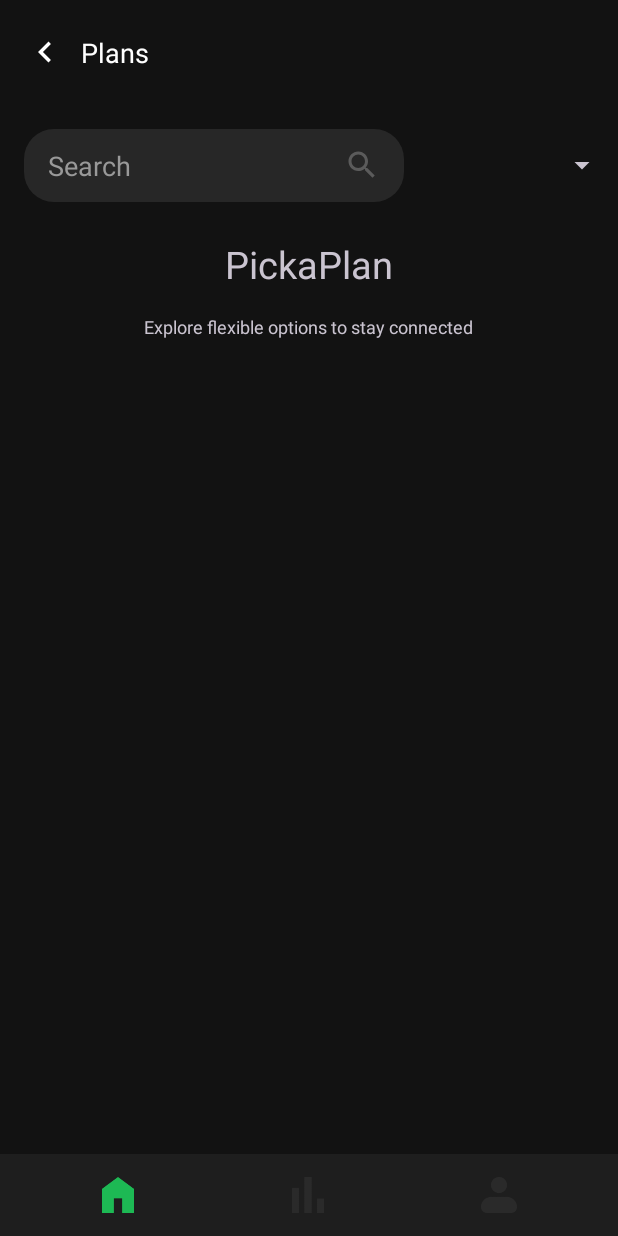
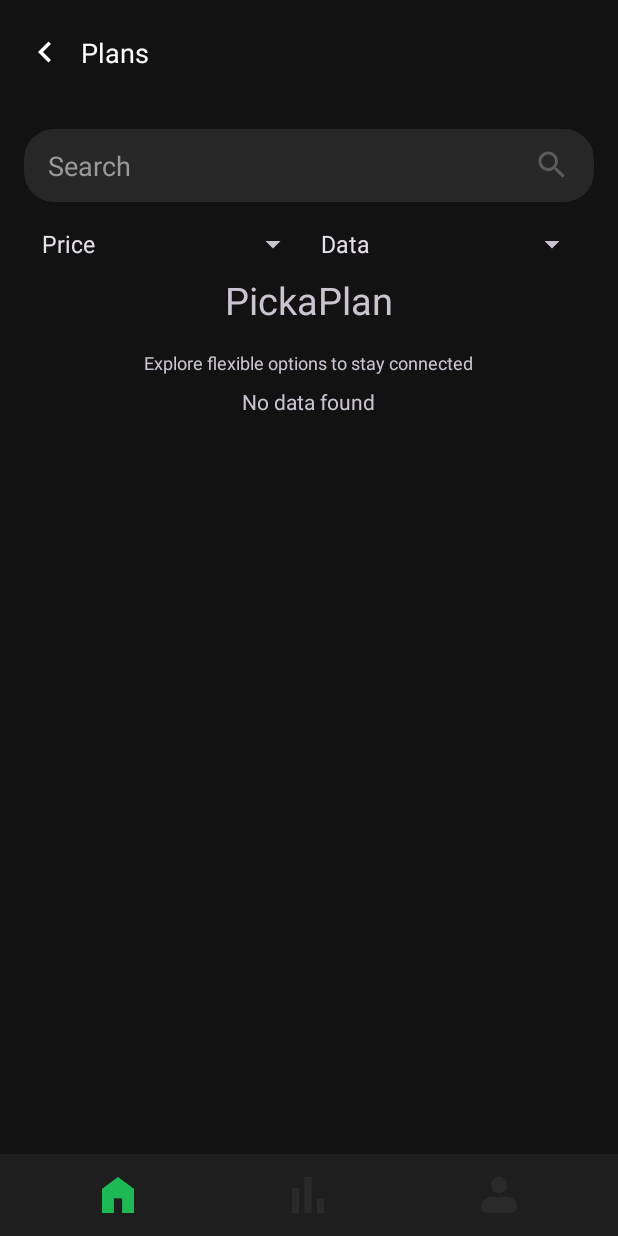
Before and after one commit to yash-a11y/PickAPlan, an Android app: the Plans screen opened directly, with no data from a screen before it, on a phone screen of 412 x 824 dp. Run offline under Robolectric (Android 15) with nearby library versions, the phone set to English and light mode, and no system bars; our stand-ins replace Firebase (no records; nobody signed in at launch, a user with empty details on screens opened directly); 1 statement that could not run was skipped.

Commit message:
new spinner

```diff
--- a/app/src/main/java/com/example/pickaplan/Plans.java
+++ b/app/src/main/java/com/example/pickaplan/Plans.java
@@ -68,12 +68,14 @@ import retrofit2.Callback;
 import retrofit2.Response;
 
 public class Plans extends AppCompatActivity
-        implements AdapterView.OnItemSelectedListener{
+        implements AdapterView.OnItemSelectedListener {
 
     private AVLTree tree;
 
     private SearchFrequencyTracker tracker;
     private RecyclerView plans;
+
+    List<planData> prvPlans = new ArrayList<>();
     private RecyclerView searchRV;
     private Intent intent;
     private int oprator;
@@ -97,6 +99,7 @@ public class Plans extends AppCompatActivity
     private TextView notFound;
 
     private SuggestionsAdapter searchAdp;
+    private LinearLayout spinnertab;
 
     private String  topsrch = "";
 
@@ -105,6 +108,8 @@ public class Plans extends AppCompatActivity
 
 
     private Spinner priceSorter;
+    private Spinner connectivity;
+    private Spinner GB;
 
 
     private   plansAdapter adpater;
@@ -116,6 +121,7 @@ public class Plans extends AppCompatActivity
         setContentView(R.layout.activity_plans);
 
         searchRV = findViewById(R.id.searchRV);
+        spinnertab = findViewById(R.id.spinner_tab);
 
         // Initialize Firebase
         FirebaseDatabase database = FirebaseDatabase.getInstance();
@@ -123,6 +129,7 @@ public class Plans extends AppCompatActivity
 
 
         priceSorter  = findViewById(R.id.simpleSpinner);
+        GB = findViewById(R.id.GBspinner);
 
 
         mobilePlans = getIntent().getParcelableArrayListExtra("planData");
@@ -172,6 +179,14 @@ public class Plans extends AppCompatActivity
         adapter.setDropDownViewResource(android.R.layout.simple_spinner_dropdown_item);
         // Apply the adapter to the spinner
         priceSorter.setAdapter(adapter);
+
+
+        GB.setOnItemSelectedListener(this);
+        ArrayAdapter<CharSequence> adapterGB = ArrayAdapter.createFromResource(this,
+                R.array.GBA, android.R.layout.simple_spinner_item);
+        adapter.setDropDownViewResource(android.R.layout.simple_spinner_dropdown_item);
+        // Apply the adapter to the spinner
+        GB.setAdapter(adapterGB);
         //
 
         if(!topSearch.isEmpty())
@@ -238,6 +253,7 @@ public class Plans extends AppCompatActivity
 
                 hideViewWithAnimation(searchRV);
                 hideViewWithAnimation(searchBar);
+                hideViewWithAnimation(spinnertab);
 
 //                options.setVisibility(View.GONE);
 
@@ -274,6 +290,7 @@ public class Plans extends AppCompatActivity
             searchBar.setVisibility(View.GONE);
             searchRV.setVisibility(View.GONE
             );
+
 
             plans.setLayoutManager(new LinearLayoutManager(this, LinearLayoutManager.VERTICAL,false));
 
@@ -735,27 +752,77 @@ public class Plans extends AppCompatActivity
     @Override
     public void onItemSelected(AdapterView<?> parent, View view, int position, long id) {
         String item = parent.getItemAtPosition(position).toString();
-        switch (position)
-        {
-            case 1:
-            {
+        if(prvPlans.isEmpty()) prvPlans = mobilePlans;
+        if (parent.getId() == R.id.simpleSpinner) {
+            switch (position) {
+                case 1: {
                     Log.d("dataB", mobilePlans.get(0).getPlanName());
                     sortPlansByPriceAscending(mobilePlans);
                     Log.d("dataA", mobilePlans.get(0).getPrice());
                     updateRecyclerView(mobilePlans);
                     Toast.makeText(parent.getContext(), "Selected: " + item, Toast.LENGTH_LONG).show();
+                    break;
                 }
-            break;
-            case 2:
-            {
+                case 2: {
                     Log.d("dataB", mobilePlans.get(0).getPlanName());
                     sortPlansByPriceDescending(mobilePlans);
                     Log.d("dataA", mobilePlans.get(0).getPrice());
                     updateRecyclerView(mobilePlans);
                     Toast.makeText(parent.getContext(), "Selected: " + item, Toast.LENGTH_LONG).show();
+                    break;
+                }
+            }
+        } else if (parent.getId() == R.id.GBspinner) {
+            mobilePlans = prvPlans;
+            switch (position) {
+
+                case 1: {
+
+                    mobilePlans = patternFind.searchResults(mobilePlans, "\\b(([1-9][0-9]{2,3}|1000)\\s?[mM][bB]|1\\s?[gG][bB])\\b");
+                    updateRecyclerView(mobilePlans);
+                    Toast.makeText(parent.getContext(), "Selected: " + item, Toast.LENGTH_LONG).show();
+
                 }
                 break;
+                case 2: {
+
+                    mobilePlans = patternFind.searchResults(mobilePlans, "\\b([1-9]|[0-9]|30)\\s?[gG][bB]\\b");
+                    updateRecyclerView(mobilePlans);
+                    Toast.makeText(parent.getContext(), "Selected: " + item, Toast.LENGTH_LONG).show();
+
                 }
+                break;
+                case 3: {
+
+                    mobilePlans = patternFind.searchResults(mobilePlans, "\\b(3[0-9]|[0-9]|60)\\s?[gG][bB]\\b");
+                    updateRecyclerView(mobilePlans);
+                    Toast.makeText(parent.getContext(), "Selected: " + item, Toast.LENGTH_LONG).show();
+
+                }
+                break;
+                case 4: {
+
+                    mobilePlans = patternFind.searchResults(mobilePlans, "\\b(6[1-9]|789[0-9]|100)\\s?[gG][bB]\\b");
+                    updateRecyclerView(mobilePlans);
+                    Toast.makeText(parent.getContext(), "Selected: " + item, Toast.LENGTH_LONG).show();
+
+                }
+                break;
+                case 5: {
+
+                    mobilePlans = patternFind.searchResults(mobilePlans, "\\b(11\n[0-9]|12[0-9]|1[3-9][0-9]|[2-9][0-9]{2,})\\s?[gG][bB]\\b");
+                    updateRecyclerView(mobilePlans);
+                    Toast.makeText(parent.getContext(), "Selected: " + item, Toast.LENGTH_LONG).show();
+
+                }
+                break;
+
+            }
+
+
+        }
+// Add more else if blocks for other spinners as needed
+
     }
     @Override
     public void onNothingSelected(AdapterView<?> parent) {
@@ -845,5 +912,7 @@ public class Plans extends AppCompatActivity
     }
 
 
+
+
     //
 }
--- a/app/src/main/res/layout/activity_plans.xml
+++ b/app/src/main/res/layout/activity_plans.xml
@@ -54,12 +54,12 @@
    <LinearLayout
        android:layout_width="match_parent"
        android:layout_height="wrap_content"
-       android:orientation="horizontal">
+       android:orientation="vertical">
     <EditText
         android:id="@+id/search_bar"
-        android:layout_width="0dp"
+        android:layout_width="match_parent"
         android:layout_height="wrap_content"
-        android:layout_weight="1"
+
         android:hint="Search"
         android:padding="12dp"
         android:background="@drawable/searchbar_shape"
@@ -72,12 +72,26 @@
         android:singleLine="true"
         android:imeOptions="actionSearch"/>
 
+       <LinearLayout
+           android:id="@+id/spinner_tab"
+           android:layout_width="match_parent"
+           android:layout_height="wrap_content"
+           android:orientation="horizontal"
+           android:paddingLeft="20dp"
+           android:paddingRight="20dp">
        <Spinner
            android:layout_gravity="center"
            android:id="@+id/simpleSpinner"
            android:layout_width="0dp"
-           android:layout_weight="0.5"
+           android:layout_weight="1"
            android:layout_height="wrap_content" />
+           <Spinner
+               android:layout_gravity="center"
+               android:id="@+id/GBspinner"
+               android:layout_width="0dp"
+               android:layout_weight="1"
+               android:layout_height="wrap_content" />
+         </LinearLayout>
 
 
    </LinearLayout>
@@ -146,6 +160,12 @@
                 android:layout_height="match_parent"
                 android:orientation="vertical"
                 android:gravity="center_horizontal">
+                <TextView
+                    android:layout_width="wrap_content"
+                    android:layout_height="match_parent"
+                    android:text="No data found"
+
+                    />
 
                 <androidx.recyclerview.widget.RecyclerView
                     android:id="@+id/plan_view"
--- /dev/null
+++ b/app/src/main/res/values/spinnerGB.xml
@@ -0,0 +1,11 @@
+<?xml version="1.0" encoding="utf-8"?>
+<resources>
+    <string-array name="GBA">
+        <item>Data</item>
+        <item>100 MB-1GB/Mo</item>
+        <item>1GB-30GB/Mo</item>
+        <item>30GB-60GB/Mo</item>
+        <item>60GB-100GB/Mo</item>
+        <item>>100GB/Mo</item>
+    </string-array>
+</resources>
--- a/app/src/main/res/values/spinnerItem.xml
+++ b/app/src/main/res/values/spinnerItem.xml
@@ -1,7 +1,7 @@
 <?xml version="1.0" encoding="utf-8"?>
 <resources>
     <string-array name="planets_array">
-        <item> </item>
+        <item>Price</item>
         <item>Low to High</item>
         <item>High to Low</item>
     </string-array>
```
Also changed, not shown: app/src/main/res/values/spinnerC.xml (added, +9 -0 lines). Lines whose indentation alone changed are shown as unchanged.
